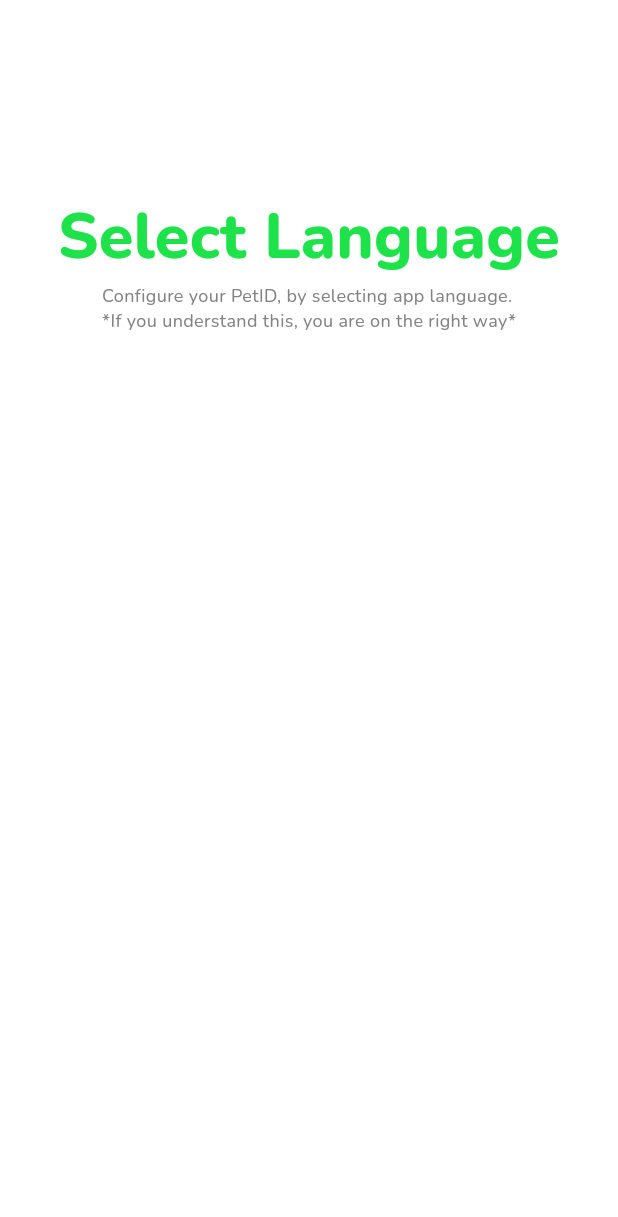
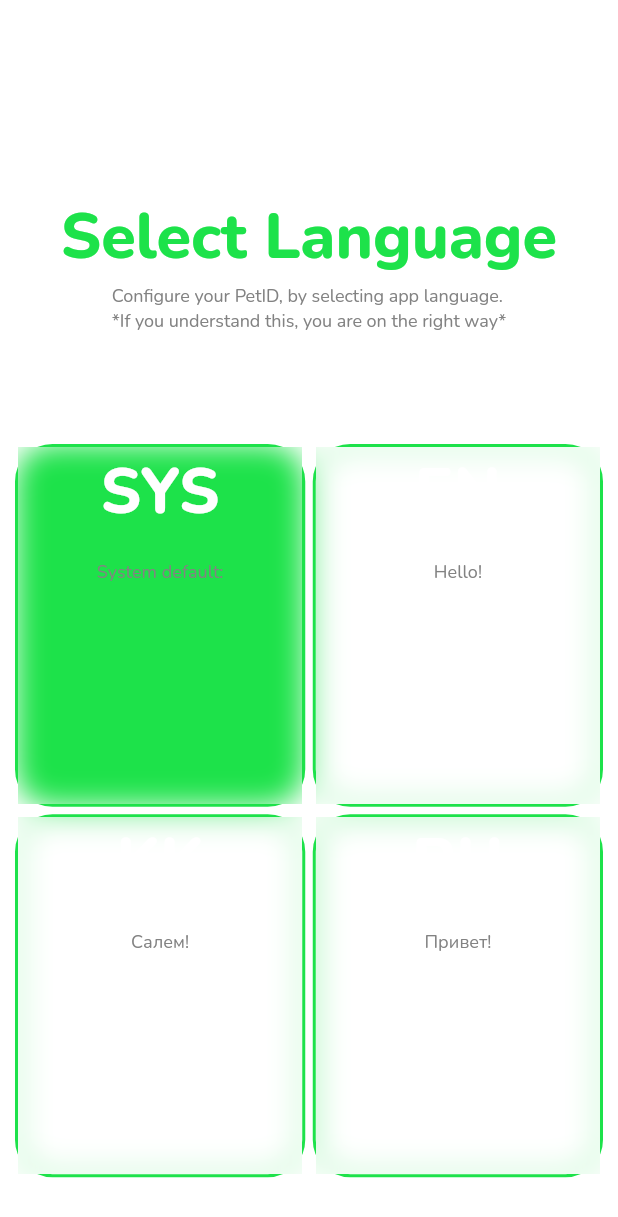
Before and after one commit to DES-Destry/PetIdMobile, a Flutter app: the screen it shows after launch, on a phone screen of 412 x 824 dp. Shown: the top 1217 px of the screen. Run offline on Flutter 3.47's test engine with Material 3 defaults, Android fonts, the phone set to English and light mode, and no system bars; our stand-ins replace shared_preferences.

Commit message:
feat: implement language selector component

```diff
--- a/lib/colors/color_palette.dart
+++ b/lib/colors/color_palette.dart
@@ -1,7 +1,11 @@
 import 'dart:ui';
+
+import 'package:flutter/material.dart';
 
 abstract class ColorPalette {
   abstract final Color primary;
   abstract final Color background;
   abstract final Color accent;
+
+  abstract final LinearGradient transparentGlass;
 }
--- a/lib/colors/dark_palette.dart
+++ b/lib/colors/dark_palette.dart
@@ -10,4 +10,14 @@ class DarkPalette extends ColorPalette {
 
   @override
   final Color accent = const Color(0xFFFFFFFF);
+
+  @override
+  final LinearGradient transparentGlass = const LinearGradient(
+    begin: Alignment.topRight,
+    end: Alignment.bottomLeft,
+    colors: [
+      Colors.white60,
+      Colors.white70,
+    ],
+  );
 }
--- a/lib/colors/light_palette.dart
+++ b/lib/colors/light_palette.dart
@@ -10,4 +10,14 @@ class LightPalette extends ColorPalette {
 
   @override
   final Color accent = const Color(0xFF828282);
+
+  @override
+  final LinearGradient transparentGlass = const LinearGradient(
+    begin: Alignment.topRight,
+    end: Alignment.bottomLeft,
+    colors: [
+      Colors.white60,
+      Colors.white70,
+    ],
+  );
 }
--- /dev/null
+++ b/lib/components/language_selector_button.dart
@@ -0,0 +1,61 @@
+import 'dart:ui';
+
+import 'package:flutter/material.dart';
+import 'package:pet_id_mobile/colors/app_palette.dart';
+
+class LanguageSelectorButton extends StatefulWidget {
+  final String head;
+  final String? caption;
+  final VoidCallback onPressed;
+  late bool isSelected;
+
+  LanguageSelectorButton(
+      {super.key, required this.head, required this.onPressed, this.caption, this.isSelected = false});
+
+  @override
+  State<LanguageSelectorButton> createState() => _LanguageSelectorButtonState();
+}
+
+class _LanguageSelectorButtonState extends State<LanguageSelectorButton> {
+  @override
+  Widget build(BuildContext context) {
+    return GestureDetector(
+      onTap: widget.onPressed,
+      child: Container(
+          // color: AppPalette.currentPalette.primary,
+          width: 160,
+          height: 180,
+          decoration: BoxDecoration(
+            color: widget.isSelected ? AppPalette.currentPalette.primary : null,
+            gradient: !widget.isSelected ? AppPalette.currentPalette.transparentGlass : null,
+            border: Border.all(width: 2, color: AppPalette.currentPalette.primary),
+            borderRadius: BorderRadius.circular(25),
+          ),
+          child: ClipRect(
+              child: BackdropFilter(
+            filter: ImageFilter.blur(sigmaX: 10, sigmaY: 10),
+            child: Column(children: [
+              Padding(
+                padding: const EdgeInsets.only(bottom: 14),
+                child: Center(
+                    child: Text(widget.head,
+                        style: const TextStyle(
+                          fontSize: 42,
+                          fontWeight: FontWeight.w800,
+                          color: Colors.white,
+                        ))),
+              ),
+              Align(
+                  alignment: Alignment.bottomCenter,
+                  child: Text(widget.caption ?? '',
+                      style: TextStyle(
+                        fontSize: 12,
+                        letterSpacing: 0.05,
+                        fontWeight: FontWeight.normal,
+                        color: AppPalette.currentPalette.accent,
+                      )))
+            ]),
+          ))),
+    );
+  }
+}
--- a/lib/pages/lang_select.dart
+++ b/lib/pages/lang_select.dart
@@ -1,5 +1,6 @@
 import 'package:flutter/material.dart';
 import 'package:pet_id_mobile/colors/app_palette.dart';
+import 'package:pet_id_mobile/components/language_selector_button.dart';
 
 class LangSelect extends StatefulWidget {
   const LangSelect({super.key});
@@ -9,7 +10,7 @@ class LangSelect extends StatefulWidget {
 }
 
 class _LangSelectState extends State<LangSelect> {
-  String language = 'en';
+  String language = 'sys';
 
   @override
   Widget build(BuildContext context) {
@@ -20,21 +21,58 @@ class _LangSelectState extends State<LangSelect> {
           children: [
             const SizedBox(height: 128),
             Center(
-              child: Text('Select Language', style: TextStyle(
+              child: Text('Select Language',
+                  style: TextStyle(
                     fontSize: 42,
-                wordSpacing: -0.01,
+                    letterSpacing: -0.01,
                     fontWeight: FontWeight.w800,
                     color: AppPalette.currentPalette.primary,
                   )),
             ),
             Center(
-              child: Text('Configure your PetID, by selecting app language.\n*If you understand this, you are on the right way*', style: TextStyle(
+              child: Text(
+                  'Configure your PetID, by selecting app language.\n*If you understand this, you are on the right way*',
+                  style: TextStyle(
                       fontSize: 12,
-                wordSpacing: -0.02,
+                      letterSpacing: -0.02,
                       fontWeight: FontWeight.normal,
-                color: AppPalette.currentPalette.accent
-              )),
-            )
+                      color: AppPalette.currentPalette.accent)),
+            ),
+            const SizedBox(height: 64),
+            Flexible(
+                child: GridView.count(
+              crossAxisCount: 2,
+              childAspectRatio: 0.8, // change this value for different results
+              crossAxisSpacing: 5,
+              mainAxisSpacing: 5,
+              padding: const EdgeInsets.all(10.0),
+              children: [
+                LanguageSelectorButton(
+                  head: 'SYS',
+                  caption: 'System default:\n',
+                  onPressed: () => {language = 'sys'},
+                  isSelected: language == 'sys',
+                ),
+                LanguageSelectorButton(
+                  head: 'EN',
+                  caption: 'Hello!',
+                  onPressed: () => {language = 'en'},
+                  isSelected: language == 'en',
+                ),
+                LanguageSelectorButton(
+                  head: 'KK',
+                  caption: 'Салем!',
+                  onPressed: () => {language = 'kk'},
+                  isSelected: language == 'kk',
+                ),
+                LanguageSelectorButton(
+                  head: 'RU',
+                  caption: 'Привет!',
+                  onPressed: () => {language = 'ru'},
+                  isSelected: language == 'ru',
+                ),
+              ],
+            ))
           ],
         ),
       ),
```
Lines whose indentation alone changed are shown as unchanged.
